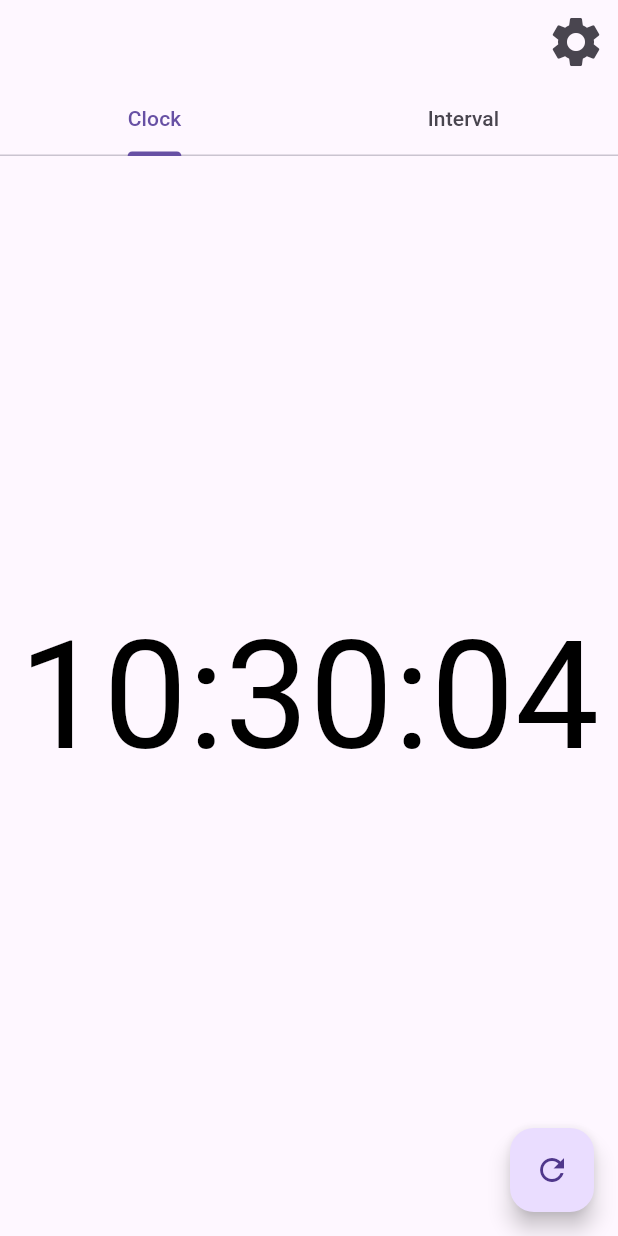
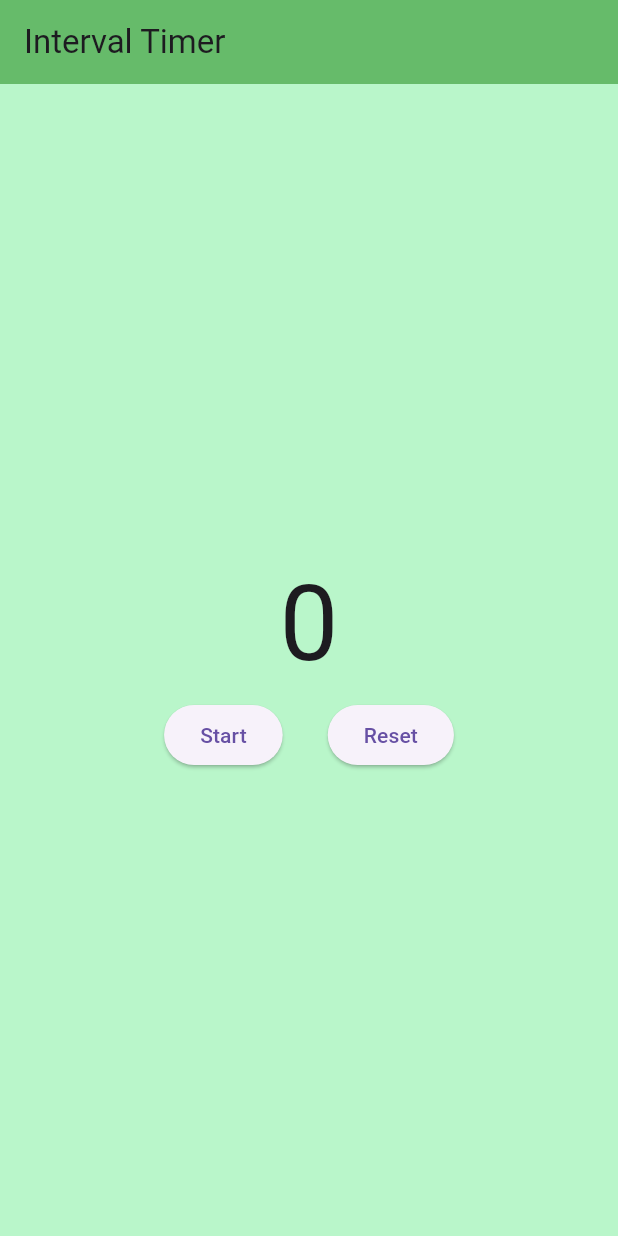
Before and after one commit to timeisruby/interval_app, a Flutter app: the screen it shows after launch, on a phone screen of 412 x 824 dp. Run offline on Flutter 3.47's test engine with Material 3 defaults, Android fonts, the light colour scheme and no system bars.

Commit message:
timer widget

```diff
--- a/lib/main.dart
+++ b/lib/main.dart
@@ -1,7 +1,6 @@
 import 'package:flutter/material.dart';
-import 'package:interval/screen/home_screen.dart';
 import 'package:interval/screen/splash_screen.dart';
-import 'package:interval/screen/timer_screen_2.dart';
+import 'package:interval/swchoi/screen/Timer_screen.dart';
 
 void main() {
   runApp(const MyApp());
@@ -19,7 +18,7 @@ class MyApp extends StatelessWidget {
       initialRoute: '/',
       routes: {
         '/':(context) => SplashScreen(),
-        '/main':(context) => ClockApp(),
+        '/main':(context) => TimerScreen(),
       },
     );
   }
--- a/lib/screen/timer_screen_2.dart
+++ /dev/null
@@ -1,156 +0,0 @@
-import 'dart:ffi';
-
-import 'package:flutter/material.dart';
-import 'dart:async';
-import 'package:intl/intl.dart';
-
-class ClockApp extends StatefulWidget {
-  const ClockApp({super.key});
-
-  @override
-  State<ClockApp> createState() => _ClockAppState();
-}
-
-class _ClockAppState extends State<ClockApp> {
-  String? time; // late String -> String? Nullable
-  late Timer _timer;
-  int count = 0;
-  String? selectFormat;
-  bool isChangeFormat = false;
-
-  int? intervalTime;
-
-  @override
-  void initState() {
-    super.initState();
-    _updateTime();
-  }
-
-  void _updateTime() {
-    _timer = Timer.periodic(Duration(seconds: 1), (timer) {
-      if (!isChangeFormat) {
-        setState(() {
-          if (selectFormat == null) {
-            time = DateFormat("HH:mm:ss").format(DateTime.now());
-          } else {
-            time = DateFormat(selectFormat).format(DateTime.now());
-          }
-        });
-      }
-    });
-  }
-
-  @override
-  void dispose() {
-    super.dispose();
-  }
-
-  Future<void> _showFormat() async {
-    setState(() {
-      isChangeFormat = true;
-    });
-
-    selectFormat = await showDialog<String>(
-      context: context,
-      builder: (BuildContext context) {
-        return AlertDialog(
-          title: Text("시간 형식 선택"),
-          content: Column(
-            children: [
-              _selectFormatWiget('HH:mm:ss'),
-              _selectFormatWiget("ss")
-            ],
-          ),
-        );
-      },
-    );
-
-    setState(() {
-      isChangeFormat = false;
-    });
-  }
-
-  Widget _selectFormatWiget(String format) {
-    return ListTile(
-      title: Text(format),
-      subtitle: Text("TEST"),
-      tileColor: format == selectFormat ? Colors.blue : null,
-      trailing: Icon(Icons.arrow_back),
-      onTap: () {
-        setState(() {
-          selectFormat = format;
-        });
-        Navigator.pop(context, selectFormat);
-      },
-    );
-  }
-
-  Widget build(BuildContext context) {
-    return DefaultTabController(
-      length: 2,
-      child: Scaffold(
-        appBar: AppBar(
-          actions: [
-            IconButton(
-              onPressed: _showFormat,
-              icon: Icon(
-                Icons.settings,
-                size: 40,
-              ),
-            )
-          ],
-          bottom: TabBar(
-            tabs: [Tab(text: "Clock"), Tab(text: "Interval")],
-          ),
-        ),
-        body: TabBarView(
-          children: [
-            Center(
-              child: Column(
-                mainAxisAlignment: MainAxisAlignment.center,
-                children: [
-                  if (time == null || isChangeFormat)
-                    CircularProgressIndicator()
-                  else
-                    Text(
-                      time!,
-                      style: TextStyle(color: Colors.black, fontSize: 100),
-                    ),
-                ],
-              ),
-            ),
-            Center(
-              child: Column(
-                mainAxisAlignment: MainAxisAlignment.center,
-                children: [
-                  Text(
-                    "Interval",
-                    style: TextStyle(fontSize: 40),
-                  ),
-                  SizedBox(height: 20),
-                  Text('인터벌 설정 (초):'),
-                  SizedBox(height: 10),
-                  TextField(
-                    keyboardType: TextInputType.number,
-                    onChanged: (value) {
-                      setState(() {
-                        intervalTime = int.tryParse(value) ?? 0;
-                      });
-                    },
-                  )
-                ],
-              ),
-            )
-          ],
-        ),
-        floatingActionButton: FloatingActionButton(
-          onPressed: () {
-            intervalTime = 0;
-          },
-          tooltip: "타이머 재설정",
-          child: Icon(Icons.refresh),
-        ),
-      ),
-    );
-  }
-}
--- /dev/null
+++ b/lib/swchoi/screen/Timer_screen.dart
@@ -0,0 +1,29 @@
+import 'package:flutter/material.dart';
+import 'package:interval/swchoi/screen/Timer_widget.dart';
+
+class TimerScreen extends StatefulWidget {
+  const TimerScreen({super.key});
+
+  @override
+  State<TimerScreen> createState() => _TimerScreenState();
+}
+
+class _TimerScreenState extends State<TimerScreen> {
+  @override
+  Widget build(BuildContext context) {
+    return Scaffold(
+        appBar: AppBar(
+          backgroundColor: Colors.green.shade400,
+          title: Text("Interval Timer"),
+        ),
+        backgroundColor: Colors.greenAccent.shade100,
+        body: Center(
+          child: Column(
+            mainAxisAlignment: MainAxisAlignment.center,
+            children: [
+              TimerWidget()
+            ],
+          ),
+        ));
+  }
+}
--- /dev/null
+++ b/lib/swchoi/screen/Timer_widget.dart
@@ -0,0 +1,75 @@
+import 'package:flutter/material.dart';
+import 'dart:async';
+
+class TimerWidget extends StatefulWidget {
+  const TimerWidget({super.key});
+
+  @override
+  State<TimerWidget> createState() => _TimerWidgetState();
+}
+
+class _TimerWidgetState extends State<TimerWidget> {
+  int _seconds = 0;
+  late Timer _timer;
+  bool _isRunning = false;
+
+  @override
+  void initState() {
+    super.initState();
+    _timer = Timer.periodic(Duration(seconds: 1), _onTimerTick);
+  }
+
+  void _onTimerTick(Timer timer) {
+    if (_isRunning) {
+      setState(() {
+        _seconds++;
+      });
+    }
+  }
+
+  void _startStopTimer() {
+    setState(() {
+      _isRunning = !_isRunning;
+    });
+  }
+
+  void _resetTimer() {
+    setState(() {
+      _seconds = 0;
+      _isRunning = false;
+    });
+  }
+
+  @override
+  Widget build(BuildContext context) {
+    String formatTimer = "$_seconds";
+    return Column(
+      children: [
+        Container(
+          child: Text(formatTimer,style: TextStyle(fontSize: 70),),
+        ),
+        Container(
+          child: buildButton(_startStopTimer,_resetTimer,_isRunning)
+        )
+      ],
+    );
+  }
+}
+
+
+Widget buildButton(VoidCallback startStopCallback, VoidCallback resetCallback, bool isRunning){
+  return Row(
+    mainAxisAlignment: MainAxisAlignment.center,
+    children: <Widget>[
+      ElevatedButton(
+        onPressed: startStopCallback,
+        child: isRunning ? Text("Stop") : Text("Start"),
+      ),
+      SizedBox(width: 30),
+      ElevatedButton(
+        onPressed: resetCallback,
+        child: Text("Reset"),
+      ),
+    ],
+  );
+}
```
Also changed, not shown: lib/screen/home_screen.dart (deleted, +0 -11 lines), lib/screen/timer_screen_1.dart (deleted, +0 -10 lines).
